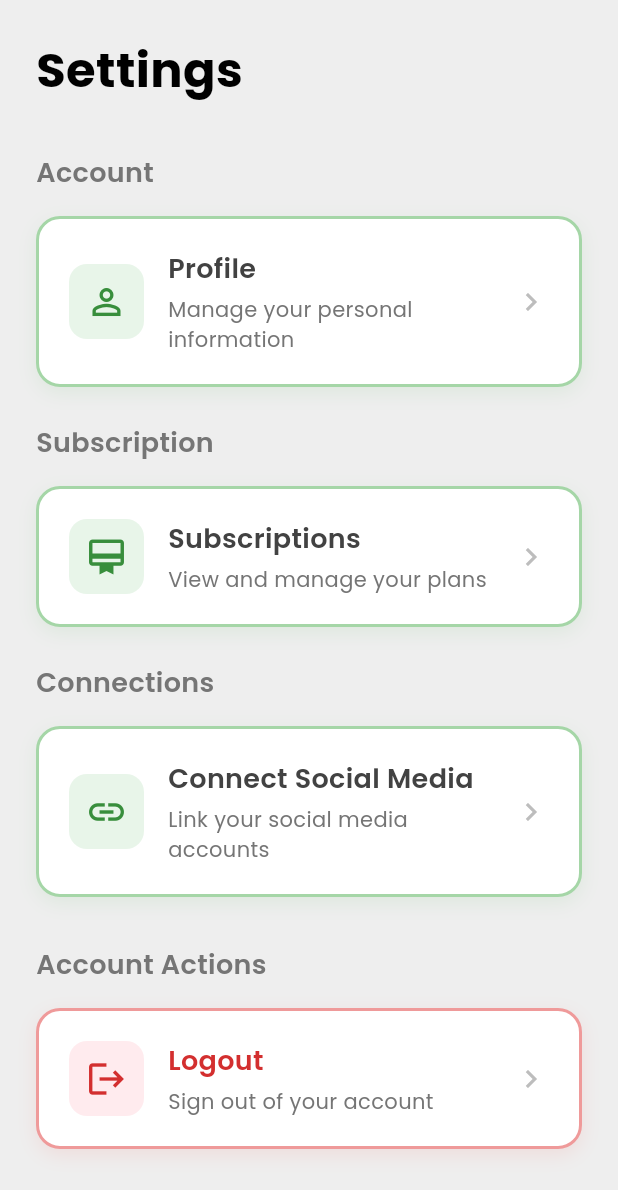
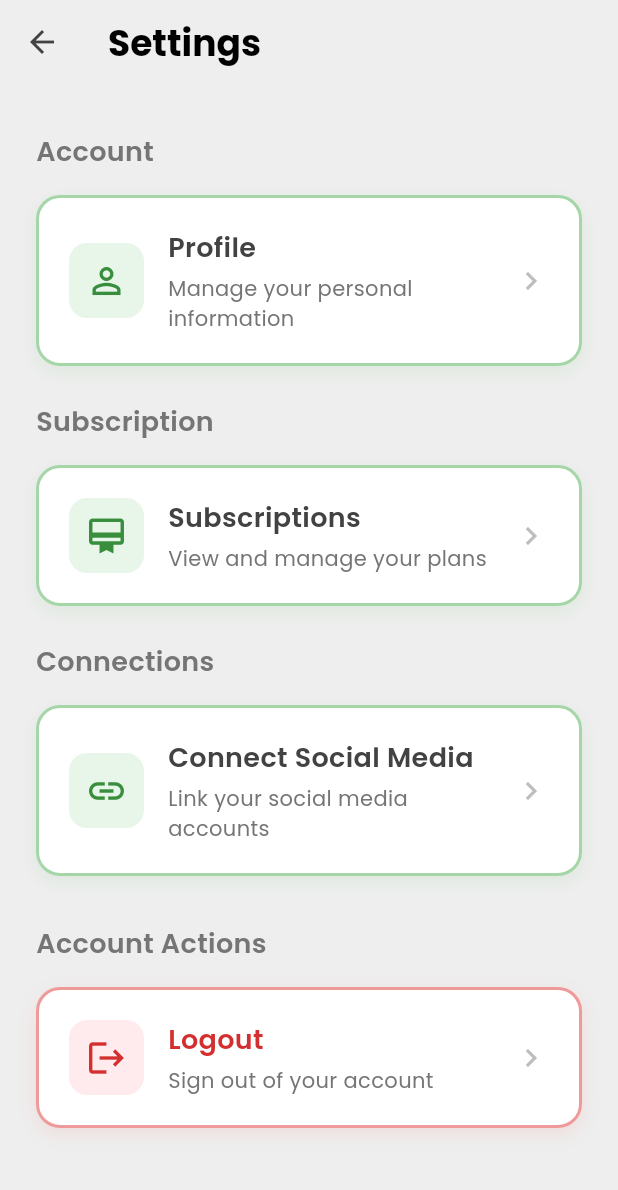
Before and after one commit to abdalla980/Coco-s-Mobile-application, a Flutter app: the Settings screen opened directly, on a phone screen of 412 x 824 dp. Shown: the top 1190 px of the screen. Run offline on Flutter 3.47's test engine with Material 3 defaults, Android fonts, the phone set to English and light mode, and no system bars; our stand-ins replace cloud_firestore, firebase_auth, firebase_core, flutter_dotenv, geocoding, geolocator and 4 more; missing offline and left inert: flutter_facebook_auth; accounts and stored records are empty.

Commit message:
made alignment in websitequestions page better, also made the settings have aan app bar

```diff
--- a/lib/features/settings/Settings.dart
+++ b/lib/features/settings/Settings.dart
@@ -1,8 +1,10 @@
+import 'package:cocos_mobile_application/features/dashboard/HomeScreen.dart';
 import 'package:flutter/material.dart';
 import 'package:google_fonts/google_fonts.dart';
 import 'package:cocos_mobile_application/features/social/connect_social_page.dart';
 import 'package:cocos_mobile_application/core/services/auth_service.dart';
 import 'package:cocos_mobile_application/features/onboarding/welcomePage.dart';
+import 'package:cocos_mobile_application/features/dashboard/Dashboard.dart';
 
 class Settings extends StatelessWidget {
   const Settings({super.key});
@@ -11,22 +13,34 @@ class Settings extends StatelessWidget {
   Widget build(BuildContext context) {
     return Scaffold(
       backgroundColor: Colors.grey.shade200,
+      appBar: AppBar(
+        backgroundColor: Colors.grey.shade200,
+        elevation: 0,
+        leading: IconButton(
+          icon: Icon(Icons.arrow_back, color: Colors.grey.shade800),
+          onPressed: () {
+            Navigator.pushReplacement(
+              context,
+              MaterialPageRoute(builder: (context) => const Homescreen()),
+            );
+          },
+        ),
+        title: Text(
+          "Settings",
+          style: GoogleFonts.poppins(
+            fontSize: 24,
+            fontWeight: FontWeight.bold,
+            color: Colors.black,
+          ),
+        ),
+      ),
       body: SafeArea(
         child: SingleChildScrollView(
           padding: const EdgeInsets.all(24.0),
           child: Column(
             crossAxisAlignment: CrossAxisAlignment.start,
             children: [
-              // Header
-              Text(
-                "Settings",
-                style: GoogleFonts.poppins(
-                  fontSize: 32,
-                  fontWeight: FontWeight.bold,
-                  color: Colors.black,
-                ),
-              ),
-              const SizedBox(height: 32),
+              const SizedBox(height: 8),
 
               // Profile Section
               _buildSectionTitle("Account"),
--- a/lib/features/website_maker/webQuestion1.dart
+++ b/lib/features/website_maker/webQuestion1.dart
@@ -45,7 +45,8 @@ class webQuestion1 extends StatelessWidget {
             ),
             Spacer(),
 
-            SizedBox(
+            Center(
+              child: SizedBox(
                 width: 300,
                 height: 50,
                 child: FloatingActionButton.extended(
@@ -74,6 +75,7 @@ class webQuestion1 extends StatelessWidget {
                   ),
                 ),
               ),
+            ),
           ],
         ),
       ),
--- a/lib/features/website_maker/webQuestion2.dart
+++ b/lib/features/website_maker/webQuestion2.dart
@@ -45,7 +45,8 @@ class webQuestion2 extends StatelessWidget {
             ),
             Spacer(),
 
-            SizedBox(
+            Center(
+              child: SizedBox(
                 width: 300,
                 height: 50,
                 child: FloatingActionButton.extended(
@@ -74,6 +75,7 @@ class webQuestion2 extends StatelessWidget {
                   ),
                 ),
               ),
+            ),
           ],
         ),
       ),
--- a/lib/features/website_maker/webQuestion3.dart
+++ b/lib/features/website_maker/webQuestion3.dart
@@ -50,7 +50,8 @@ class webQuestion3 extends StatelessWidget {
               ),
               Spacer(),
 
-              SizedBox(
+              Center(
+                child: SizedBox(
                     width: 300,
                     height: 50,
                     child:
@@ -70,6 +71,7 @@ class webQuestion3 extends StatelessWidget {
                       extendedPadding: EdgeInsets.symmetric(horizontal: 24, vertical: 12),
                     )
 
+                ),
               ),                ],
           ),
         )
--- a/lib/main.dart
+++ b/lib/main.dart
@@ -7,7 +7,7 @@ import 'package:cocos_mobile_application/features/onboarding/welcomePage.dart';
 import 'package:firebase_auth/firebase_auth.dart';
 import 'package:flutter/material.dart';
 import 'package:firebase_core/firebase_core.dart';
-import 'package:cocos_mobile_application/core/config/firebase_options.dart';
+import 'package:cocos_mobile_application/firebase_options.dart';
 import 'package:cocos_mobile_application/core/config/env_config.dart';
 import 'package:flutter_facebook_auth/flutter_facebook_auth.dart';
 
```
Lines whose indentation alone changed are shown as unchanged.
